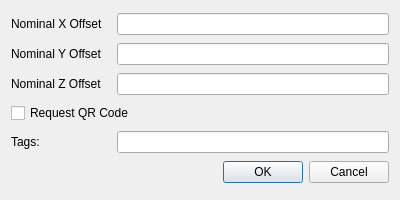
Before: the Qt Designer form setup.ui in benrit/zeissStartGui, drawn with Qt 5.
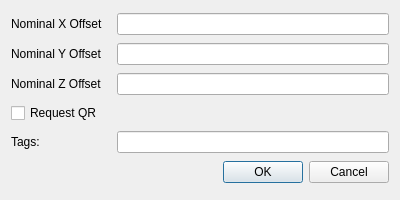
After: the same form once the commit is applied.

```diff
--- a/setup.ui
+++ b/setup.ui
@@ -94,7 +94,7 @@
      <item>
       <widget class="QCheckBox" name="checkBoxQRCodeRequest">
        <property name="text">
-        <string>Request QR Code</string>
+        <string>Request QR</string>
        </property>
       </widget>
      </item>
```
